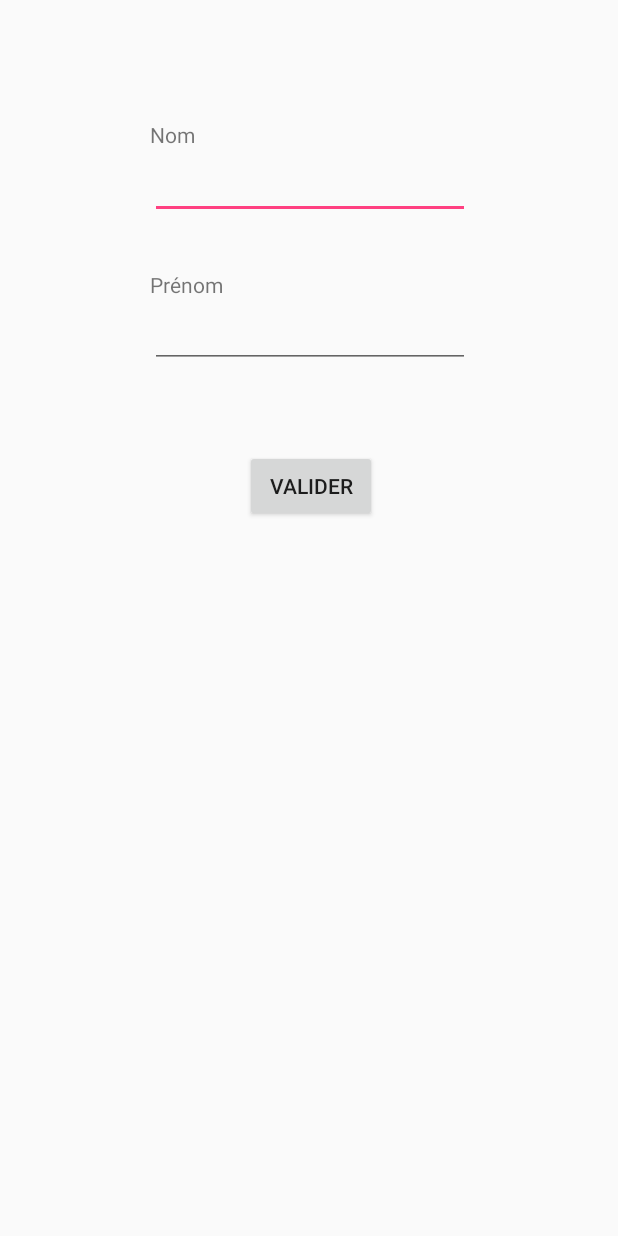
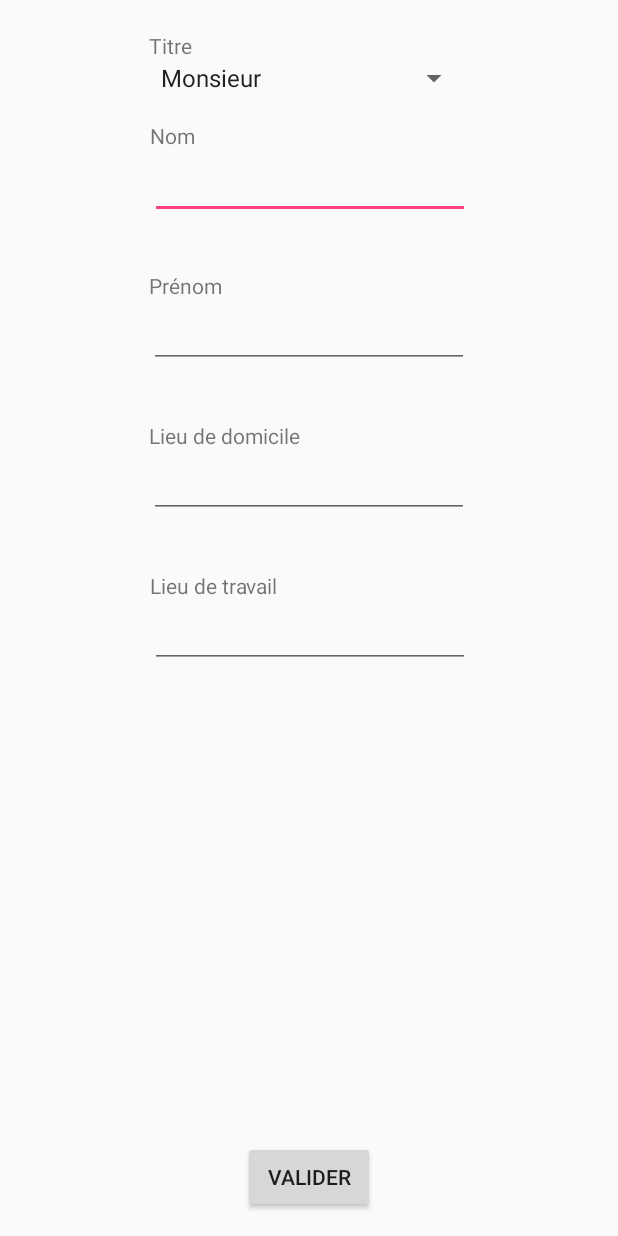
Before and after one commit to BenoitFischer/EasyCovoit, an Android app: the InfoPerso screen opened directly, with no data from a screen before it, after a tap on "VALIDER", on a phone screen of 412 x 824 dp. Run offline under Robolectric (Android 15) with nearby library versions, the phone set to English and light mode, and no system bars; our stand-ins replace Firebase (no records; nobody signed in at launch, a user with empty details on screens opened directly).

Commit message:
Creation of the InfoPerso activity. New navigations title in the activity drawer

```diff
--- a/app/build.gradle
+++ b/app/build.gradle
@@ -25,9 +25,11 @@ dependencies {
     implementation 'com.android.support:design:26.1.0'
     implementation 'com.android.support.constraint:constraint-layout:1.0.2'
     implementation 'com.google.firebase:firebase-auth:11.0.4'
+    implementation 'com.google.firebase:firebase-database:11.0.4'
     testImplementation 'junit:junit:4.12'
     androidTestImplementation 'com.android.support.test:runner:1.0.1'
     androidTestImplementation 'com.android.support.test.espresso:espresso-core:3.0.1'
 }
 
-apply plugin :"com.google.gms.google-services"
+
+apply plugin: "com.google.gms.google-services"
--- a/app/src/main/java/fr/toulon/seatech/easycovoit/InfoPerso.java
+++ b/app/src/main/java/fr/toulon/seatech/easycovoit/InfoPerso.java
@@ -9,41 +9,127 @@ import android.support.design.widget.Snackbar;
 import android.support.v7.app.AppCompatActivity;
 import android.util.Log;
 import android.view.View;
+import android.widget.AdapterView;
+import android.widget.ArrayAdapter;
 import android.widget.Button;
 import android.widget.EditText;
+import android.widget.Spinner;
+import android.widget.TextView;
+import android.widget.Toast;
+
+import com.google.firebase.database.DataSnapshot;
+import com.google.firebase.database.DatabaseError;
+import com.google.firebase.database.DatabaseReference;
+import com.google.firebase.database.FirebaseDatabase;
+import com.google.firebase.database.ValueEventListener;
+
+import java.util.EventListener;
 
 /**
  * Created by Benoit Fischer on 16/01/2018.
  */
 
+// ---------------------------- Identifiants Firebase --------------
+//  id : easycovoit18@gmail.com
+//  mdp : easycov18
+
 public class InfoPerso extends AppCompatActivity {
 
-    String strNom, strPrenom, strLieuHabitation, strLieuBoulot;
-    EditText editTextNom, editTextPrenom;
+    private static final String TAG = "";
+    String strMrMme="", strNom="", strPrenom="", strLieuHabitation="", strLieuBoulot ="";
+    EditText editTextNom, editTextPrenom, editTextHabitat, editTextBoulot;
+    Spinner spinnerMrMme;
+    DatabaseReference mRootRef, mUserRef, mChildGenre, mChildNom, mChildPrenom, mChildHabitation, mChildBoulot;
+
     @Override
     protected void onCreate(@Nullable Bundle savedInstanceState) {
         super.onCreate(savedInstanceState);
 
         setContentView(R.layout.info_perso);
 
-        // Recuperer les informations personnelles
+        // Read datas from the database
+
+
+        mRootRef = FirebaseDatabase.getInstance().getReference();
+        mUserRef = mRootRef.child("User");
+        mChildGenre = mUserRef.child("Genre");
+        mChildNom = mUserRef.child("Nom");
+        mChildPrenom = mUserRef.child("Prenom");
+        mChildHabitation = mUserRef.child("Lieu de domicile");
+        mChildBoulot = mUserRef.child("Lieu de travail");
+
+        mRootRef.addValueEventListener(new ValueEventListener() {
+            @Override
+            public void onDataChange(DataSnapshot dataSnapshot) {
+                //strNom = dataSnapshot.getValue(String.class);
+                Log.d(TAG, "Value is: " + strNom);
+            }
+
+            @Override
+            public void onCancelled(DatabaseError databaseError) {
+                Log.w(TAG, "Failed to read value.");
+
+            }
+        });
+
+        //Récuperer le nom et prénom
         editTextNom = (EditText) findViewById (R.id.nomText);
         editTextPrenom = (EditText) findViewById (R.id.prenomText);
 
+        //Déroulement du menu déroulant
+        spinnerMrMme = (Spinner) findViewById(R.id.menuDeroulantMrMme);
+        String[] strChoixSpinner={"Monsieur","Madame", "Demoiseau", "Demoiselle"};
+        ArrayAdapter<String> dataAdapterMrMme = new ArrayAdapter<String>(this, android.R.layout.simple_spinner_item,strChoixSpinner);
+        dataAdapterMrMme.setDropDownViewResource(android.R.layout.simple_spinner_dropdown_item);
+        spinnerMrMme.setAdapter(dataAdapterMrMme);
 
+        //Stockage du genre Mr / Mme
+        spinnerMrMme.setOnItemSelectedListener(new AdapterView.OnItemSelectedListener(){
+            public void onItemSelected(AdapterView<?> parent, View view,
+                                       int position, long id) {
+                strMrMme = String.valueOf(spinnerMrMme.getSelectedItem()); }
 
+            @Override
+            public void onNothingSelected(AdapterView<?> parent) {
+                // TODO Auto-generated method stub
+            }
+        });
+
+        // récupération des lieux de domicile et de travail
+        editTextHabitat= (EditText) findViewById (R.id.lieuHabitatText);
+        editTextBoulot= (EditText) findViewById (R.id.lieuBoulotText);
+
+        // validation et stockage des informations
         Button valider = (Button) findViewById(R.id.valider);
         valider.setOnClickListener(new View.OnClickListener() {
             @Override
             public void onClick(View view) {
-                // A creer
-                // Sauvegarder les info et les envoyer
 
-                //Pour voir la valeur que j'ai récupérée
+                //-- Stockage des informations
+
+                //Stockage du nom et du prénom
                 strNom = editTextNom.getText().toString();
                 strPrenom = editTextPrenom.getText().toString();
+
+                //Stockage du lieu de domicile et du lieu de travail
+                strLieuHabitation = editTextHabitat.getText().toString();
+                strLieuBoulot = editTextBoulot.getText().toString();
+
+                // Ecriture dans la base de donnée
+                mChildGenre.setValue(strMrMme);
+                mChildNom.setValue(strNom);
+                mChildPrenom.setValue(strPrenom);
+                mChildHabitation.setValue(strLieuHabitation);
+                mChildBoulot.setValue(strLieuBoulot);
+
+                //Pour voir les valeurs que j'ai récupérées
+                Log.v("Genre",strMrMme);
                 Log.v("Nom",strNom);
                 Log.v("Prenom",strPrenom);
+                Log.v("Habitat",strLieuHabitation);
+                Log.v("Boulot",strLieuBoulot);
+
+
             }
         });
     }
--- a/app/src/main/res/layout/info_perso.xml
+++ b/app/src/main/res/layout/info_perso.xml
@@ -9,23 +9,23 @@
         android:id="@+id/valider"
         android:layout_width="wrap_content"
         android:layout_height="wrap_content"
-        android:layout_marginEnd="148dp"
-        android:layout_marginStart="150dp"
-        android:layout_marginTop="300dp"
+        android:layout_marginBottom="15dp"
         android:text="Valider"
+        app:layout_constraintBottom_toBottomOf="parent"
         app:layout_constraintEnd_toEndOf="parent"
-        app:layout_constraintStart_toStartOf="parent"
-        app:layout_constraintTop_toTopOf="parent" />
+        app:layout_constraintHorizontal_bias="0.5"
+        app:layout_constraintStart_toStartOf="parent" />
 
     <EditText
         android:id="@+id/nomText"
         android:layout_width="wrap_content"
         android:layout_height="46dp"
-        android:layout_marginStart="100dp"
         android:layout_marginTop="100dp"
         android:ems="10"
         android:inputType="textPersonName"
         android:text=""
+        app:layout_constraintEnd_toEndOf="parent"
+        app:layout_constraintHorizontal_bias="0.503"
         app:layout_constraintStart_toStartOf="parent"
         app:layout_constraintTop_toTopOf="parent" />
 
@@ -33,11 +33,12 @@
         android:id="@+id/prenomText"
         android:layout_width="wrap_content"
         android:layout_height="wrap_content"
-        android:layout_marginStart="100dp"
         android:layout_marginTop="200dp"
         android:ems="10"
         android:inputType="textPersonName"
         android:text=""
+        app:layout_constraintEnd_toEndOf="parent"
+        app:layout_constraintHorizontal_bias="0.5"
         app:layout_constraintStart_toStartOf="parent"
         app:layout_constraintTop_toTopOf="parent" />
 
@@ -45,19 +46,74 @@
         android:id="@+id/textView2"
         android:layout_width="wrap_content"
         android:layout_height="wrap_content"
-        android:layout_marginStart="100dp"
-        android:layout_marginTop="80dp"
         android:text="Nom"
-        app:layout_constraintStart_toStartOf="parent"
-        app:layout_constraintTop_toTopOf="parent" />
+        app:layout_constraintBottom_toTopOf="@+id/nomText"
+        app:layout_constraintStart_toStartOf="@+id/nomText" />
 
     <TextView
         android:id="@+id/textView3"
         android:layout_width="wrap_content"
         android:layout_height="wrap_content"
-        android:layout_marginStart="100dp"
-        android:layout_marginTop="180dp"
         android:text="Prénom"
+        app:layout_constraintBottom_toTopOf="@+id/prenomText"
+        app:layout_constraintStart_toStartOf="@+id/prenomText" />
+
+    <Spinner
+        android:id="@+id/menuDeroulantMrMme"
+        android:layout_width="214dp"
+        android:layout_height="wrap_content"
+        android:layout_marginTop="40dp"
+        app:layout_constraintEnd_toEndOf="parent"
+        app:layout_constraintHorizontal_bias="0.5"
         app:layout_constraintStart_toStartOf="parent"
         app:layout_constraintTop_toTopOf="parent" />
+
+    <EditText
+        android:id="@+id/lieuHabitatText"
+        android:layout_width="wrap_content"
+        android:layout_height="wrap_content"
+        android:layout_marginTop="300dp"
+        android:ems="10"
+        android:inputType="textPostalAddress"
+        app:layout_constraintEnd_toEndOf="parent"
+        app:layout_constraintHorizontal_bias="0.5"
+        app:layout_constraintStart_toStartOf="parent"
+        app:layout_constraintTop_toTopOf="parent" />
+
+    <EditText
+        android:id="@+id/lieuBoulotText"
+        android:layout_width="wrap_content"
+        android:layout_height="wrap_content"
+        android:layout_marginTop="400dp"
+        android:ems="10"
+        android:inputType="textPostalAddress"
+        app:layout_constraintEnd_toEndOf="parent"
+        app:layout_constraintHorizontal_bias="0.503"
+        app:layout_constraintStart_toStartOf="parent"
+        app:layout_constraintTop_toTopOf="parent" />
+
+    <TextView
+        android:id="@+id/textView4"
+        android:layout_width="wrap_content"
+        android:layout_height="wrap_content"
+        android:text="Titre"
+        app:layout_constraintBottom_toTopOf="@+id/menuDeroulantMrMme"
+        app:layout_constraintStart_toStartOf="@+id/menuDeroulantMrMme" />
+
+    <TextView
+        android:id="@+id/textView5"
+        android:layout_width="wrap_content"
+        android:layout_height="wrap_content"
+        android:text="Lieu de domicile"
+        app:layout_constraintBottom_toTopOf="@+id/lieuHabitatText"
+        app:layout_constraintStart_toStartOf="@+id/lieuHabitatText" />
+
+    <TextView
+        android:id="@+id/textView6"
+        android:layout_width="wrap_content"
+        android:layout_height="wrap_content"
+        android:text="Lieu de travail"
+        app:layout_constraintBottom_toTopOf="@+id/lieuBoulotText"
+        app:layout_constraintStart_toStartOf="@+id/lieuBoulotText" />
+
 </android.support.constraint.ConstraintLayout>
```
Also changed, not shown: 1 other file.
